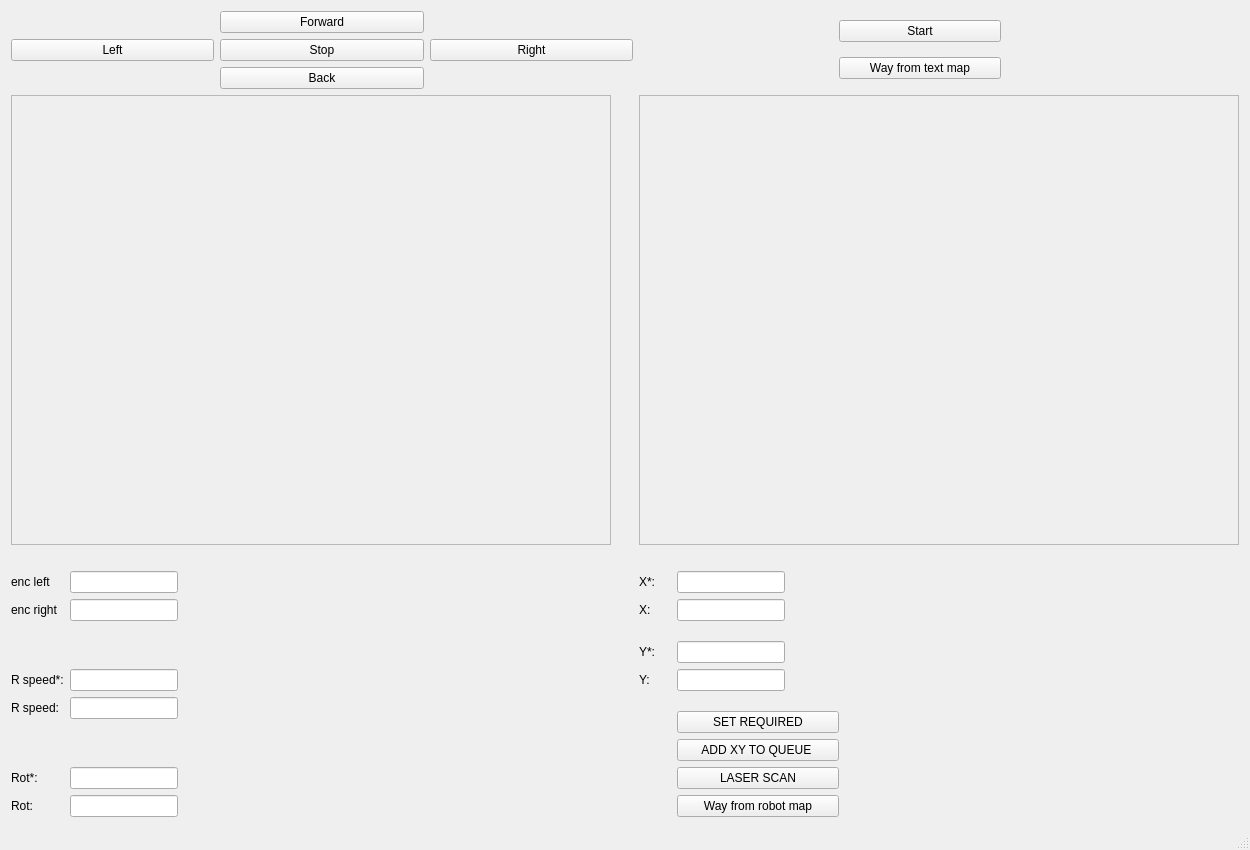
Above: build-demoRMR-Desktop_Qt_5_14_1_GCC_64bit-Debug/demoRMR/mainwindow.ui from Patrik-654123/RMR before the change. Below: the same form after it.
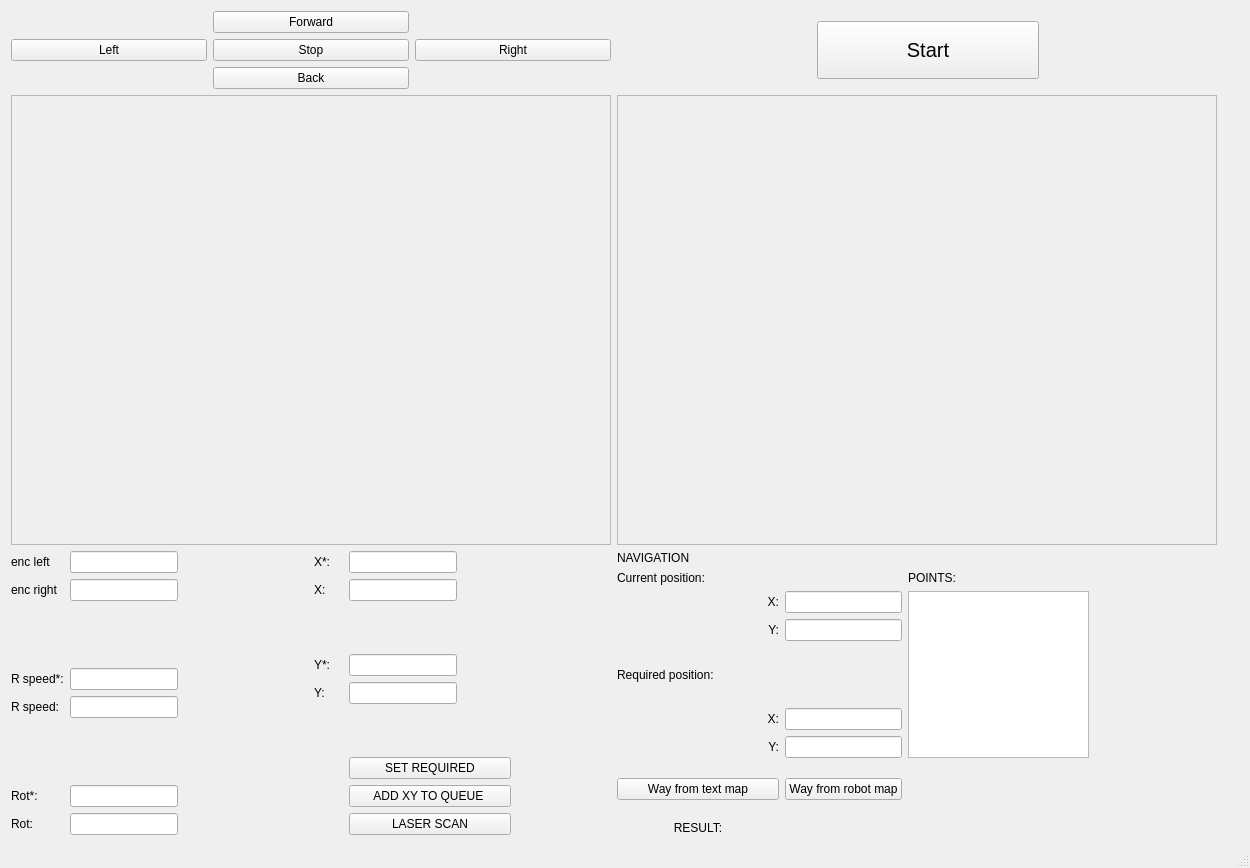
That is the form after the change.

What changed in the file:
```diff
--- a/build-demoRMR-Desktop_Qt_5_14_1_GCC_64bit-Debug/demoRMR/mainwindow.ui
+++ b/build-demoRMR-Desktop_Qt_5_14_1_GCC_64bit-Debug/demoRMR/mainwindow.ui
@@ -7,7 +7,7 @@
     <x>0</x>
     <y>0</y>
     <width>1250</width>
-    <height>850</height>
+    <height>868</height>
    </rect>
   </property>
   <property name="windowTitle">
@@ -15,193 +15,6 @@
   </property>
   <widget class="QWidget" name="centralWidget">
    <layout class="QGridLayout" name="gridLayout">
-    <item row="3" column="1">
-     <layout class="QVBoxLayout" name="verticalLayout_2">
-      <property name="topMargin">
-       <number>20</number>
-      </property>
-      <property name="rightMargin">
-       <number>300</number>
-      </property>
-      <item>
-       <layout class="QGridLayout" name="gridLayout_3">
-        <property name="rightMargin">
-         <number>100</number>
-        </property>
-        <item row="7" column="0">
-         <widget class="QLabel" name="label">
-          <property name="text">
-           <string>X:</string>
-          </property>
-         </widget>
-        </item>
-        <item row="12" column="1">
-         <spacer name="verticalSpacer_4">
-          <property name="orientation">
-           <enum>Qt::Vertical</enum>
-          </property>
-          <property name="sizeHint" stdset="0">
-           <size>
-            <width>20</width>
-            <height>40</height>
-           </size>
-          </property>
-         </spacer>
-        </item>
-        <item row="9" column="1">
-         <spacer name="verticalSpacer">
-          <property name="orientation">
-           <enum>Qt::Vertical</enum>
-          </property>
-          <property name="sizeHint" stdset="0">
-           <size>
-            <width>20</width>
-            <height>40</height>
-           </size>
-          </property>
-         </spacer>
-        </item>
-        <item row="6" column="0">
-         <widget class="QLabel" name="label_7">
-          <property name="text">
-           <string>X*:</string>
-          </property>
-         </widget>
-        </item>
-        <item row="7" column="1">
-         <widget class="QLineEdit" name="lineEdit_2">
-          <property name="sizePolicy">
-           <sizepolicy hsizetype="Fixed" vsizetype="Fixed">
-            <horstretch>0</horstretch>
-            <verstretch>0</verstretch>
-           </sizepolicy>
-          </property>
-          <property name="focusPolicy">
-           <enum>Qt::NoFocus</enum>
-          </property>
-          <property name="readOnly">
-           <bool>true</bool>
-          </property>
-         </widget>
-        </item>
-        <item row="11" column="0">
-         <widget class="QLabel" name="label_2">
-          <property name="text">
-           <string>Y:</string>
-          </property>
-         </widget>
-        </item>
-        <item row="17" column="1">
-         <widget class="QPushButton" name="pushButton_7">
-          <property name="sizePolicy">
-           <sizepolicy hsizetype="Fixed" vsizetype="Fixed">
-            <horstretch>0</horstretch>
-            <verstretch>0</verstretch>
-           </sizepolicy>
-          </property>
-          <property name="minimumSize">
-           <size>
-            <width>162</width>
-            <height>0</height>
-           </size>
-          </property>
-          <property name="text">
-           <string>LASER SCAN</string>
-          </property>
-         </widget>
-        </item>
-        <item row="11" column="1">
-         <widget class="QLineEdit" name="lineEdit_3">
-          <property name="sizePolicy">
-           <sizepolicy hsizetype="Fixed" vsizetype="Fixed">
-            <horstretch>0</horstretch>
-            <verstretch>0</verstretch>
-           </sizepolicy>
-          </property>
-          <property name="focusPolicy">
-           <enum>Qt::NoFocus</enum>
-          </property>
-          <property name="readOnly">
-           <bool>true</bool>
-          </property>
-         </widget>
-        </item>
-        <item row="6" column="1">
-         <widget class="QLineEdit" name="lineEdit_8">
-          <property name="sizePolicy">
-           <sizepolicy hsizetype="Fixed" vsizetype="Fixed">
-            <horstretch>0</horstretch>
-            <verstretch>0</verstretch>
-           </sizepolicy>
-          </property>
-         </widget>
-        </item>
-        <item row="16" column="1">
-         <widget class="QPushButton" name="pushButton_10">
-          <property name="sizePolicy">
-           <sizepolicy hsizetype="Fixed" vsizetype="Fixed">
-            <horstretch>0</horstretch>
-            <verstretch>0</verstretch>
-           </sizepolicy>
-          </property>
-          <property name="minimumSize">
-           <size>
-            <width>162</width>
-            <height>0</height>
-           </size>
-          </property>
-          <property name="text">
-           <string>ADD XY TO QUEUE </string>
-          </property>
-         </widget>
-        </item>
-        <item row="10" column="1">
-         <widget class="QLineEdit" name="lineEdit_9">
-          <property name="sizePolicy">
-           <sizepolicy hsizetype="Fixed" vsizetype="Fixed">
-            <horstretch>0</horstretch>
-            <verstretch>0</verstretch>
-           </sizepolicy>
-          </property>
-         </widget>
-        </item>
-        <item row="15" column="1">
-         <widget class="QPushButton" name="pushButton">
-          <property name="sizePolicy">
-           <sizepolicy hsizetype="Fixed" vsizetype="Fixed">
-            <horstretch>0</horstretch>
-            <verstretch>0</verstretch>
-           </sizepolicy>
-          </property>
-          <property name="minimumSize">
-           <size>
-            <width>162</width>
-            <height>0</height>
-           </size>
-          </property>
-          <property name="text">
-           <string>SET REQUIRED</string>
-          </property>
-         </widget>
-        </item>
-        <item row="10" column="0">
-         <widget class="QLabel" name="label_8">
-          <property name="text">
-           <string>Y*:</string>
-          </property>
-         </widget>
-        </item>
-        <item row="18" column="1">
-         <widget class="QPushButton" name="pushButton_11">
-          <property name="text">
-           <string>Way from robot map</string>
-          </property>
-         </widget>
-        </item>
-       </layout>
-      </item>
-     </layout>
-    </item>
     <item row="1" column="0">
      <layout class="QGridLayout" name="gridLayout_2">
       <item row="1" column="2">
@@ -293,15 +106,37 @@
       </property>
      </widget>
     </item>
+    <item row="2" column="0">
+     <widget class="QFrame" name="frame">
+      <property name="sizePolicy">
+       <sizepolicy hsizetype="MinimumExpanding" vsizetype="Expanding">
+        <horstretch>0</horstretch>
+        <verstretch>0</verstretch>
+       </sizepolicy>
+      </property>
+      <property name="minimumSize">
+       <size>
+        <width>600</width>
+        <height>450</height>
+       </size>
+      </property>
+      <property name="maximumSize">
+       <size>
+        <width>600</width>
+        <height>450</height>
+       </size>
+      </property>
+      <property name="frameShape">
+       <enum>QFrame::StyledPanel</enum>
+      </property>
+      <property name="frameShadow">
+       <enum>QFrame::Raised</enum>
+      </property>
+     </widget>
+    </item>
     <item row="3" column="0">
-     <layout class="QVBoxLayout" name="verticalLayout_3">
-      <property name="topMargin">
-       <number>20</number>
-      </property>
-      <property name="rightMargin">
-       <number>300</number>
-      </property>
-      <item>
+     <layout class="QGridLayout" name="gridLayout_4">
+      <item row="0" column="0">
        <layout class="QFormLayout" name="formLayout">
         <property name="rightMargin">
          <number>30</number>
@@ -353,16 +188,6 @@
           </property>
          </spacer>
         </item>
-        <item row="3" column="1">
-         <widget class="QLineEdit" name="lineEdit_10">
-          <property name="sizePolicy">
-           <sizepolicy hsizetype="Fixed" vsizetype="Fixed">
-            <horstretch>0</horstretch>
-            <verstretch>0</verstretch>
-           </sizepolicy>
-          </property>
-         </widget>
-        </item>
         <item row="3" column="0">
          <widget class="QLabel" name="label_9">
           <property name="text">
@@ -370,6 +195,16 @@
           </property>
          </widget>
         </item>
+        <item row="3" column="1">
+         <widget class="QLineEdit" name="lineEdit_10">
+          <property name="sizePolicy">
+           <sizepolicy hsizetype="Fixed" vsizetype="Fixed">
+            <horstretch>0</horstretch>
+            <verstretch>0</verstretch>
+           </sizepolicy>
+          </property>
+         </widget>
+        </item>
         <item row="4" column="0">
          <widget class="QLabel" name="label_6">
           <property name="text">
@@ -392,6 +227,9 @@
           <property name="orientation">
            <enum>Qt::Vertical</enum>
           </property>
+          <property name="sizeType">
+           <enum>QSizePolicy::Expanding</enum>
+          </property>
           <property name="sizeHint" stdset="0">
            <size>
             <width>20</width>
@@ -400,16 +238,6 @@
           </property>
          </spacer>
         </item>
-        <item row="6" column="1">
-         <widget class="QLineEdit" name="lineEdit_11">
-          <property name="sizePolicy">
-           <sizepolicy hsizetype="Fixed" vsizetype="Fixed">
-            <horstretch>0</horstretch>
-            <verstretch>0</verstretch>
-           </sizepolicy>
-          </property>
-         </widget>
-        </item>
         <item row="6" column="0">
          <widget class="QLabel" name="label_10">
           <property name="text">
@@ -417,6 +245,16 @@
           </property>
          </widget>
         </item>
+        <item row="6" column="1">
+         <widget class="QLineEdit" name="lineEdit_11">
+          <property name="sizePolicy">
+           <sizepolicy hsizetype="Fixed" vsizetype="Fixed">
+            <horstretch>0</horstretch>
+            <verstretch>0</verstretch>
+           </sizepolicy>
+          </property>
+         </widget>
+        </item>
         <item row="7" column="0">
          <widget class="QLabel" name="label_3">
           <property name="text">
@@ -442,45 +280,384 @@
         </item>
        </layout>
       </item>
+      <item row="0" column="1">
+       <layout class="QGridLayout" name="gridLayout_3">
+        <property name="rightMargin">
+         <number>100</number>
+        </property>
+        <item row="16" column="1">
+         <widget class="QPushButton" name="pushButton_10">
+          <property name="sizePolicy">
+           <sizepolicy hsizetype="Fixed" vsizetype="Fixed">
+            <horstretch>0</horstretch>
+            <verstretch>0</verstretch>
+           </sizepolicy>
+          </property>
+          <property name="minimumSize">
+           <size>
+            <width>162</width>
+            <height>0</height>
+           </size>
+          </property>
+          <property name="text">
+           <string>ADD XY TO QUEUE </string>
+          </property>
+         </widget>
+        </item>
+        <item row="12" column="1">
+         <spacer name="verticalSpacer_4">
+          <property name="orientation">
+           <enum>Qt::Vertical</enum>
+          </property>
+          <property name="sizeHint" stdset="0">
+           <size>
+            <width>20</width>
+            <height>40</height>
+           </size>
+          </property>
+         </spacer>
+        </item>
+        <item row="7" column="1">
+         <widget class="QLineEdit" name="lineEdit_2">
+          <property name="sizePolicy">
+           <sizepolicy hsizetype="Fixed" vsizetype="Fixed">
+            <horstretch>0</horstretch>
+            <verstretch>0</verstretch>
+           </sizepolicy>
+          </property>
+          <property name="focusPolicy">
+           <enum>Qt::NoFocus</enum>
+          </property>
+          <property name="readOnly">
+           <bool>true</bool>
+          </property>
+         </widget>
+        </item>
+        <item row="10" column="0">
+         <widget class="QLabel" name="label_8">
+          <property name="text">
+           <string>Y*:</string>
+          </property>
+         </widget>
+        </item>
+        <item row="7" column="0">
+         <widget class="QLabel" name="label">
+          <property name="text">
+           <string>X:</string>
+          </property>
+         </widget>
+        </item>
+        <item row="6" column="0">
+         <widget class="QLabel" name="label_7">
+          <property name="text">
+           <string>X*:</string>
+          </property>
+         </widget>
+        </item>
+        <item row="15" column="1">
+         <widget class="QPushButton" name="pushButton">
+          <property name="sizePolicy">
+           <sizepolicy hsizetype="Fixed" vsizetype="Fixed">
+            <horstretch>0</horstretch>
+            <verstretch>0</verstretch>
+           </sizepolicy>
+          </property>
+          <property name="minimumSize">
+           <size>
+            <width>162</width>
+            <height>0</height>
+           </size>
+          </property>
+          <property name="text">
+           <string>SET REQUIRED</string>
+          </property>
+         </widget>
+        </item>
+        <item row="9" column="1">
+         <spacer name="verticalSpacer">
+          <property name="orientation">
+           <enum>Qt::Vertical</enum>
+          </property>
+          <property name="sizeHint" stdset="0">
+           <size>
+            <width>20</width>
+            <height>40</height>
+           </size>
+          </property>
+         </spacer>
+        </item>
+        <item row="10" column="1">
+         <widget class="QLineEdit" name="lineEdit_9">
+          <property name="sizePolicy">
+           <sizepolicy hsizetype="Fixed" vsizetype="Fixed">
+            <horstretch>0</horstretch>
+            <verstretch>0</verstretch>
+           </sizepolicy>
+          </property>
+         </widget>
+        </item>
+        <item row="11" column="1">
+         <widget class="QLineEdit" name="lineEdit_3">
+          <property name="sizePolicy">
+           <sizepolicy hsizetype="Fixed" vsizetype="Fixed">
+            <horstretch>0</horstretch>
+            <verstretch>0</verstretch>
+           </sizepolicy>
+          </property>
+          <property name="focusPolicy">
+           <enum>Qt::NoFocus</enum>
+          </property>
+          <property name="readOnly">
+           <bool>true</bool>
+          </property>
+         </widget>
+        </item>
+        <item row="17" column="1">
+         <widget class="QPushButton" name="pushButton_7">
+          <property name="sizePolicy">
+           <sizepolicy hsizetype="Fixed" vsizetype="Fixed">
+            <horstretch>0</horstretch>
+            <verstretch>0</verstretch>
+           </sizepolicy>
+          </property>
+          <property name="minimumSize">
+           <size>
+            <width>162</width>
+            <height>0</height>
+           </size>
+          </property>
+          <property name="text">
+           <string>LASER SCAN</string>
+          </property>
+         </widget>
+        </item>
+        <item row="11" column="0">
+         <widget class="QLabel" name="label_2">
+          <property name="text">
+           <string>Y:</string>
+          </property>
+         </widget>
+        </item>
+        <item row="6" column="1">
+         <widget class="QLineEdit" name="lineEdit_8">
+          <property name="sizePolicy">
+           <sizepolicy hsizetype="Fixed" vsizetype="Fixed">
+            <horstretch>0</horstretch>
+            <verstretch>0</verstretch>
+           </sizepolicy>
+          </property>
+         </widget>
+        </item>
+       </layout>
+      </item>
      </layout>
     </item>
-    <item row="2" column="0">
-     <widget class="QFrame" name="frame">
-      <property name="sizePolicy">
-       <sizepolicy hsizetype="MinimumExpanding" vsizetype="Expanding">
-        <horstretch>0</horstretch>
-        <verstretch>0</verstretch>
-       </sizepolicy>
+    <item row="3" column="1">
+     <layout class="QVBoxLayout" name="verticalLayout_2">
+      <property name="sizeConstraint">
+       <enum>QLayout::SetDefaultConstraint</enum>
       </property>
-      <property name="minimumSize">
-       <size>
-        <width>600</width>
-        <height>450</height>
-       </size>
+      <property name="topMargin">
+       <number>0</number>
       </property>
-      <property name="maximumSize">
-       <size>
-        <width>600</width>
-        <height>450</height>
-       </size>
+      <property name="rightMargin">
+       <number>150</number>
       </property>
-      <property name="frameShape">
-       <enum>QFrame::StyledPanel</enum>
-      </property>
-      <property name="frameShadow">
-       <enum>QFrame::Raised</enum>
-      </property>
-     </widget>
+      <item>
+       <layout class="QGridLayout" name="gridLayout_5">
+        <property name="sizeConstraint">
+         <enum>QLayout::SetDefaultConstraint</enum>
+        </property>
+        <item row="10" column="1">
+         <spacer name="verticalSpacer_7">
+          <property name="orientation">
+           <enum>Qt::Vertical</enum>
+          </property>
+          <property name="sizeHint" stdset="0">
+           <size>
+            <width>20</width>
+            <height>40</height>
+           </size>
+          </property>
+         </spacer>
+        </item>
+        <item row="4" column="1">
+         <widget class="QLabel" name="label_14">
+          <property name="text">
+           <string>Required position:</string>
+          </property>
+         </widget>
+        </item>
+        <item row="5" column="2">
+         <widget class="QLineEdit" name="lineEdit_13"/>
+        </item>
+        <item row="2" column="1">
+         <widget class="QLabel" name="label_12">
+          <property name="text">
+           <string>X:</string>
+          </property>
+          <property name="alignment">
+           <set>Qt::AlignRight|Qt::AlignTrailing|Qt::AlignVCenter</set>
+          </property>
+         </widget>
+        </item>
+        <item row="0" column="1">
+         <widget class="QLabel" name="label_17">
+          <property name="text">
+           <string>NAVIGATION</string>
+          </property>
+         </widget>
+        </item>
+        <item row="6" column="1">
+         <widget class="QLabel" name="label_16">
+          <property name="text">
+           <string>Y:</string>
+          </property>
+          <property name="alignment">
+           <set>Qt::AlignRight|Qt::AlignTrailing|Qt::AlignVCenter</set>
+          </property>
+         </widget>
+        </item>
+        <item row="2" column="2">
+         <widget class="QLineEdit" name="lineEdit"/>
+        </item>
+        <item row="11" column="1">
+         <widget class="QLabel" name="label_18">
+          <property name="text">
+           <string>RESULT:</string>
+          </property>
+          <property name="alignment">
+           <set>Qt::AlignCenter</set>
+          </property>
+         </widget>
+        </item>
+        <item row="1" column="1">
+         <widget class="QLabel" name="label_11">
+          <property name="text">
+           <string>Current position:</string>
+          </property>
+         </widget>
+        </item>
+        <item row="5" column="1">
+         <widget class="QLabel" name="label_15">
+          <property name="text">
+           <string>X:</string>
+          </property>
+          <property name="alignment">
+           <set>Qt::AlignRight|Qt::AlignTrailing|Qt::AlignVCenter</set>
+          </property>
+         </widget>
+        </item>
+        <item row="9" column="1">
+         <widget class="QPushButton" name="pushButton_8">
+          <property name="sizePolicy">
+           <sizepolicy hsizetype="Fixed" vsizetype="Fixed">
+            <horstretch>0</horstretch>
+            <verstretch>0</verstretch>
+           </sizepolicy>
+          </property>
+          <property name="minimumSize">
+           <size>
+            <width>162</width>
+            <height>0</height>
+           </size>
+          </property>
+          <property name="text">
+           <string>Way from text map</string>
+          </property>
+         </widget>
+        </item>
+        <item row="9" column="2">
+         <widget class="QPushButton" name="pushButton_11">
+          <property name="enabled">
+           <bool>true</bool>
+          </property>
+          <property name="layoutDirection">
+           <enum>Qt::LeftToRight</enum>
+          </property>
+          <property name="text">
+           <string>Way from robot map</string>
+          </property>
+         </widget>
+        </item>
+        <item row="3" column="1">
+         <widget class="QLabel" name="label_13">
+          <property name="text">
+           <string>Y:</string>
+          </property>
+          <property name="alignment">
+           <set>Qt::AlignRight|Qt::AlignTrailing|Qt::AlignVCenter</set>
+          </property>
+         </widget>
+        </item>
+        <item row="11" column="2">
+         <widget class="QLabel" name="label_19">
+          <property name="text">
+           <string/>
+          </property>
+          <property name="alignment">
+           <set>Qt::AlignLeading|Qt::AlignLeft|Qt::AlignVCenter</set>
+          </property>
+         </widget>
+        </item>
+        <item row="6" column="2">
+         <widget class="QLineEdit" name="lineEdit_14"/>
+        </item>
+        <item row="3" column="2">
+         <widget class="QLineEdit" name="lineEdit_12"/>
+        </item>
+        <item row="8" column="1">
+         <spacer name="verticalSpacer_6">
+          <property name="orientation">
+           <enum>Qt::Vertical</enum>
+          </property>
+          <property name="sizeHint" stdset="0">
+           <size>
+            <width>20</width>
+            <height>40</height>
+           </size>
+          </property>
+         </spacer>
+        </item>
+        <item row="2" column="3" rowspan="5">
+         <widget class="QTextEdit" name="textEdit">
+          <property name="readOnly">
+           <bool>true</bool>
+          </property>
+         </widget>
+        </item>
+        <item row="1" column="3">
+         <widget class="QLabel" name="label_20">
+          <property name="text">
+           <string>POINTS:</string>
+          </property>
+         </widget>
+        </item>
+       </layout>
+      </item>
+     </layout>
     </item>
     <item row="1" column="1">
      <layout class="QVBoxLayout" name="verticalLayout">
       <property name="leftMargin">
        <number>200</number>
       </property>
+      <property name="topMargin">
+       <number>10</number>
+      </property>
+      <property name="rightMargin">
+       <number>200</number>
+      </property>
+      <property name="bottomMargin">
+       <number>10</number>
+      </property>
       <item>
        <widget class="QPushButton" name="pushButton_9">
+        <property name="enabled">
+         <bool>true</bool>
+        </property>
         <property name="sizePolicy">
-         <sizepolicy hsizetype="Fixed" vsizetype="Fixed">
+         <sizepolicy hsizetype="Preferred" vsizetype="Preferred">
           <horstretch>0</horstretch>
           <verstretch>0</verstretch>
          </sizepolicy>
@@ -491,30 +668,16 @@
           <height>0</height>
          </size>
         </property>
+        <property name="font">
+         <font>
+          <pointsize>15</pointsize>
+         </font>
+        </property>
         <property name="text">
          <string>Start</string>
         </property>
        </widget>
       </item>
-      <item>
-       <widget class="QPushButton" name="pushButton_8">
-        <property name="sizePolicy">
-         <sizepolicy hsizetype="Fixed" vsizetype="Fixed">
-          <horstretch>0</horstretch>
-          <verstretch>0</verstretch>
-         </sizepolicy>
-        </property>
-        <property name="minimumSize">
-         <size>
-          <width>162</width>
-          <height>0</height>
-         </size>
-        </property>
-        <property name="text">
-         <string>Way from text map</string>
-        </property>
-       </widget>
-      </item>
      </layout>
     </item>
    </layout>
```
